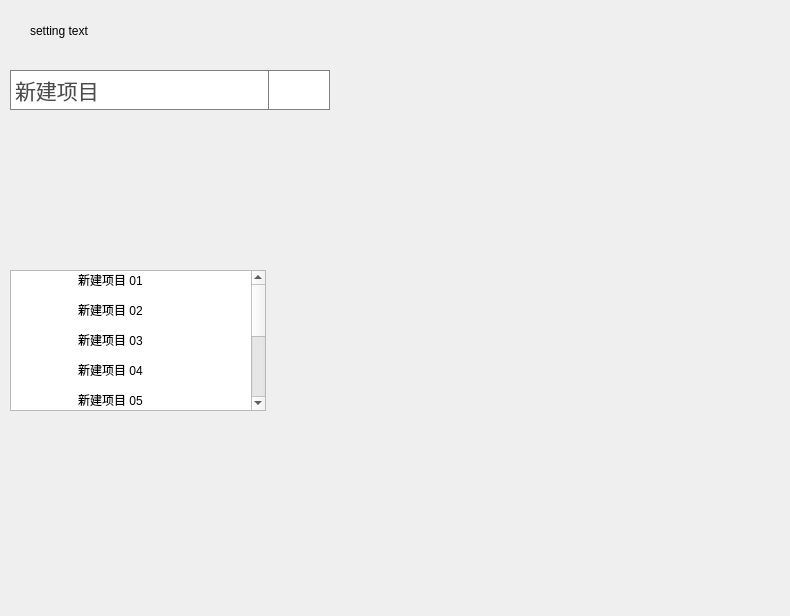
Qt form QtGuiApplicationTest/QtGuiApplicationTest/MainTabPageSetting.ui (xautshuanglong/QtLearningRepository) before a commit.
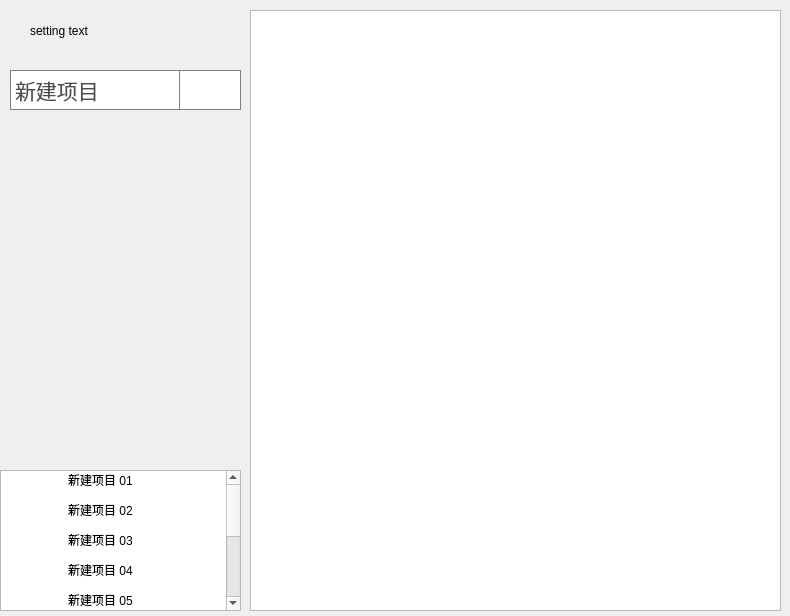
The same form after that commit. Icons and pictures are not drawn.

Commit message: 关于小 ProtoBuf 默认值情况下序列化长度问题

Patch:
```diff
--- a/QtGuiApplicationTest/QtGuiApplicationTest/MainTabPageSetting.ui
+++ b/QtGuiApplicationTest/QtGuiApplicationTest/MainTabPageSetting.ui
@@ -31,7 +31,7 @@
     <rect>
      <x>10</x>
      <y>70</y>
-     <width>320</width>
+     <width>231</width>
      <height>40</height>
     </rect>
    </property>
@@ -93,9 +93,9 @@
   <widget class="QListWidget" name="listWidget">
    <property name="geometry">
     <rect>
-     <x>10</x>
-     <y>270</y>
-     <width>256</width>
+     <x>0</x>
+     <y>470</y>
+     <width>241</width>
      <height>141</height>
     </rect>
    </property>
@@ -159,6 +159,16 @@
     </property>
    </item>
   </widget>
+  <widget class="QTextEdit" name="tePdfTest">
+   <property name="geometry">
+    <rect>
+     <x>250</x>
+     <y>10</y>
+     <width>531</width>
+     <height>601</height>
+    </rect>
+   </property>
+  </widget>
  </widget>
  <resources>
   <include location="QtGuiApplicationTest.qrc"/>
```
The commit also changes 1 other file.
